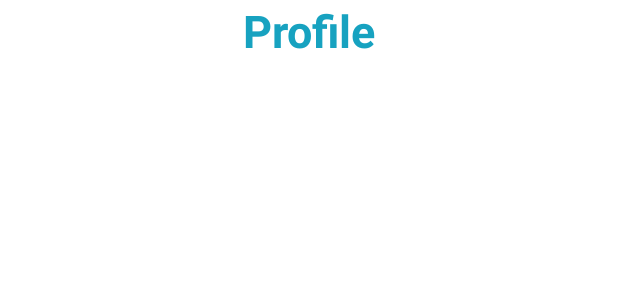
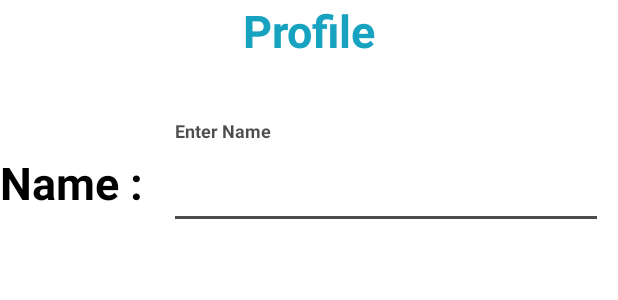
Before and after one commit to LazarousDeredza/Magazine, an Android app: the layout fragment_customerprofile.xml on its own in the app's theme, with its tools: preview values and no code run, on a phone screen of 412 x 824 dp. Shown: the top 300 px of the screen. Run offline under Robolectric (Android 15) with nearby library versions, the phone set to English and light mode, and no system bars.

Commit message:
customer profile

```diff
--- a/app/src/main/res/layout/fragment_customerprofile.xml
+++ b/app/src/main/res/layout/fragment_customerprofile.xml
@@ -1,11 +1,13 @@
 <?xml version="1.0" encoding="utf-8"?>
 <androidx.constraintlayout.widget.ConstraintLayout xmlns:android="http://schemas.android.com/apk/res/android"
     xmlns:app="http://schemas.android.com/apk/res-auto"
+    xmlns:tools="http://schemas.android.com/tools"
     android:layout_width="match_parent"
     android:background="@color/white"
     android:layout_height="match_parent">
 
     <TextView
+        android:id="@+id/tv_profile"
         android:layout_width="match_parent"
         android:layout_height="wrap_content"
         android:gravity="center"
@@ -17,4 +19,44 @@
         app:layout_constraintStart_toStartOf="parent"
         app:layout_constraintTop_toTopOf="parent"></TextView>
 
+
+    <LinearLayout
+        android:layout_width="match_parent"
+        android:layout_height="wrap_content"
+
+        android:layout_marginTop="40dp"
+        android:orientation="horizontal"
+        app:layout_constraintEnd_toEndOf="parent"
+        app:layout_constraintHorizontal_bias="0.0"
+        app:layout_constraintStart_toStartOf="parent"
+        app:layout_constraintTop_toBottomOf="@+id/tv_profile">
+
+        <TextView
+            android:id="@+id/tv_name"
+            android:layout_width="wrap_content"
+            android:layout_height="wrap_content"
+            android:text="Name : "
+            android:textColor="@color/black"
+            android:textSize="30sp"
+            android:textStyle="bold" />
+
+        <com.google.android.material.textfield.TextInputLayout
+            android:layout_width="match_parent"
+            android:layout_height="wrap_content"
+            android:layout_marginStart="10dp"
+            android:id="@+id/til_name"
+            android:layout_marginEnd="10dp"
+
+            android:textColorHint="@color/black">
+            <com.google.android.material.textfield.TextInputEditText
+                android:layout_width="match_parent"
+                android:layout_height="wrap_content"
+                android:hint="Enter Name"
+                android:id="@+id/et_name"
+                android:textColor="@color/lightgray"
+                android:textSize="30sp"
+                android:textStyle="bold" />
+        </com.google.android.material.textfield.TextInputLayout>
+
+    </LinearLayout>
 </androidx.constraintlayout.widget.ConstraintLayout>
```
Also changed, not shown: app/src/main/java/my/readme/app/CustomerMagPanel_BottomNavigation.java (+11 -8 lines), app/src/main/java/my/readme/app/customerMagPanel/CustomerProfileFragment.java (+39 -0 lines), app/src/main/res/layout/fragment_customerorders.xml (+13 -0 lines), app/src/main/res/menu/customer_bottom_navigation.xml (+6 -5 lines).
